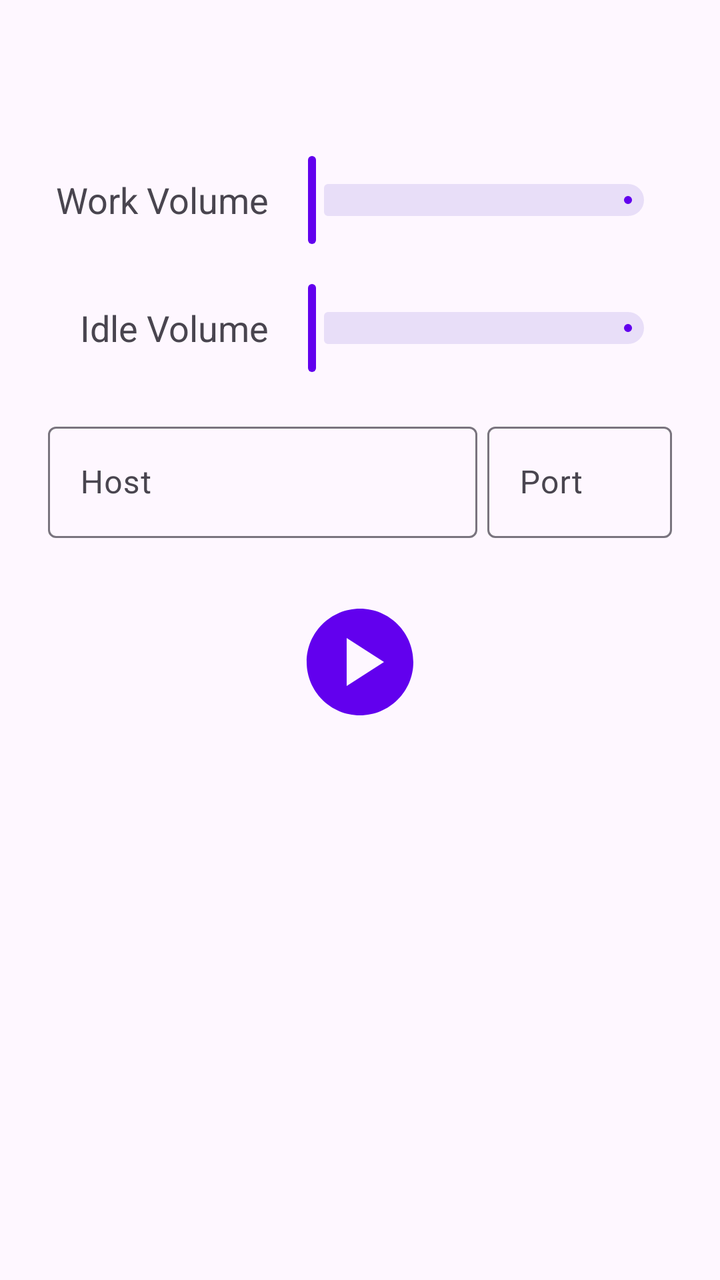
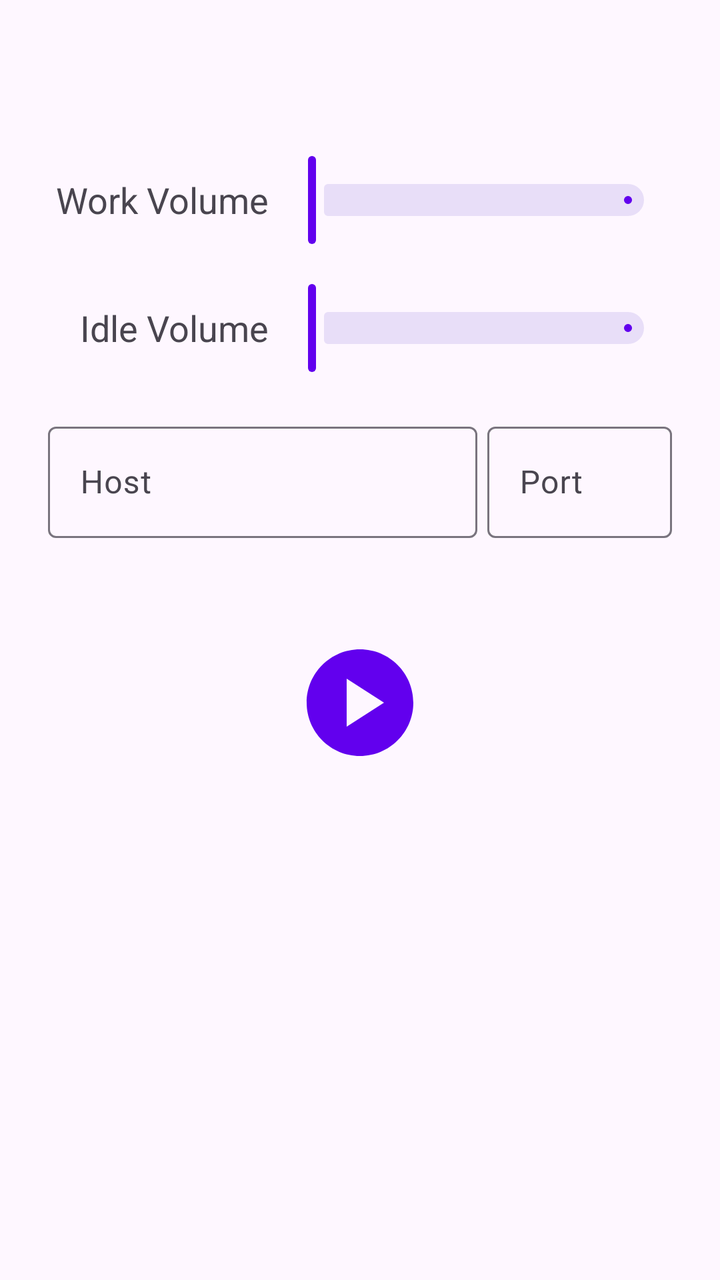

An Android layout rendered at two revisions. The XML below is the earlier revision; the diff shows what the commit changed to produce the second picture.
<!-- AndroidManifest.xml: application theme Theme.AudioShareApp -->
<!-- res/layout/fragment_home.xml -->
<?xml version="1.0" encoding="utf-8"?>
<androidx.constraintlayout.widget.ConstraintLayout xmlns:android="http://schemas.android.com/apk/res/android"
    xmlns:app="http://schemas.android.com/apk/res-auto"
    xmlns:tools="http://schemas.android.com/tools"
    android:layout_width="match_parent"
    android:layout_height="match_parent"
    tools:context=".ui.HomeFragment">

    <LinearLayout
        android:layout_width="match_parent"
        android:layout_height="match_parent"
        android:layout_marginStart="24dp"
        android:layout_marginEnd="24dp"
        android:orientation="vertical"
        android:paddingTop="60dp"
        android:paddingBottom="30dp"
        app:layout_constraintBottom_toBottomOf="parent"
        app:layout_constraintEnd_toEndOf="parent"
        app:layout_constraintStart_toStartOf="parent"
        app:layout_constraintTop_toTopOf="parent">

        <LinearLayout
            android:layout_width="match_parent"
            android:layout_height="wrap_content"
            android:layout_marginTop="16dp"
            android:orientation="horizontal">

            <TextView
                android:layout_width="wrap_content"
                android:layout_height="wrap_content"
                android:gravity="center_vertical|end"
                android:minWidth="110dp"
                android:minHeight="48dp"
                android:singleLine="true"
                android:text="@string/work_volume"
                android:textSize="18sp" />

            <com.google.android.material.slider.Slider
                android:id="@+id/slider_work_volume"
                android:stepSize="1.0"
                app:tickVisible="false"
                android:layout_width="0dp"
                android:layout_height="wrap_content"
                android:layout_gravity="center_vertical"
                android:layout_weight="7"
                tools:ignore="SpeakableTextPresentCheck" />
        </LinearLayout>

        <LinearLayout
            android:layout_width="match_parent"
            android:layout_height="wrap_content"
            android:layout_marginTop="16dp"
            android:orientation="horizontal">

            <TextView
                android:layout_width="wrap_content"
                android:layout_height="wrap_content"
                android:gravity="center_vertical|end"
                android:minWidth="110dp"
                android:minHeight="48dp"
                android:singleLine="true"
                android:text="@string/idle_volume"
                android:textSize="18sp" />

            <com.google.android.material.slider.Slider
                android:id="@+id/slider_idle_volume"
                android:stepSize="1.0"
                app:tickVisible="false"
                android:layout_width="0dp"
                android:layout_height="wrap_content"
                android:layout_gravity="center_vertical"
                android:layout_weight="7"
                tools:ignore="SpeakableTextPresentCheck" />
        </LinearLayout>

        <LinearLayout
            android:layout_width="match_parent"
            android:layout_height="wrap_content"
            android:layout_marginTop="20dp"
            android:orientation="horizontal">

            <com.google.android.material.textfield.TextInputLayout
                android:hint="Host"
                android:layout_width="0dp"
                android:layout_height="wrap_content"
                android:layout_weight="7">

                <com.google.android.material.textfield.TextInputEditText
                    android:id="@+id/text_field_host"
                    android:layout_width="match_parent"
                    android:layout_height="wrap_content" />

            </com.google.android.material.textfield.TextInputLayout>

            <com.google.android.material.textfield.TextInputLayout
                android:hint="Port"
                android:layout_width="0dp"
                android:layout_height="wrap_content"
                android:layout_weight="3"
                android:layout_marginStart="5dp">

                <com.google.android.material.textfield.TextInputEditText
                    android:id="@+id/text_field_port"
                    android:layout_width="match_parent"
                    android:layout_height="wrap_content" />

            </com.google.android.material.textfield.TextInputLayout>

        </LinearLayout>

        <LinearLayout
            android:layout_width="match_parent"
            android:layout_height="wrap_content"
            android:layout_marginTop="16dp"
            android:gravity="center_horizontal"
            android:orientation="horizontal">

            <com.google.android.material.button.MaterialButton
                android:id="@+id/button_start"
                style="@style/Widget.Material3.Button.IconButton"
                app:icon="@drawable/baseline_play_circle"
                app:iconSize="64dp"
                android:layout_width="wrap_content"
                android:layout_height="wrap_content"
                tools:ignore="SpeakableTextPresentCheck" />

        </LinearLayout>

        <LinearLayout
            android:layout_width="match_parent"
            android:layout_height="match_parent"
            android:layout_marginTop="16dp"
            android:orientation="horizontal">

            <TextView
                android:id="@+id/textViewInfo"
                android:layout_width="wrap_content"
                android:layout_height="wrap_content"
                android:scrollbars="vertical"
                android:textSize="16sp" />
        </LinearLayout>

    </LinearLayout>

</androidx.constraintlayout.widget.ConstraintLayout>
<!-- resources referenced by this layout -->
<resources>
  <!-- drawable baseline_play_circle (drawable) -->
  <vector android:height="24dp" android:tint="#000000"
      android:viewportHeight="24" android:viewportWidth="24"
      android:width="24dp" xmlns:android="http://schemas.android.com/apk/res/android">
      <path android:fillColor="@android:color/white" android:pathData="M12,2C6.48,2 2,6.48 2,12s4.48,10 10,10s10,-4.48 10,-10S17.52,2 12,2zM9.5,16.5v-9l7,4.5L9.5,16.5z"/>
  </vector>
  <string name="idle_volume">Idle Volume</string>
  <string name="work_volume">Work Volume</string>
  <style name="Theme.AudioShareApp" parent="Theme.Material3.DayNight">
          
          <item name="colorPrimary">@color/purple_500</item>
          <item name="colorPrimaryVariant">@color/purple_700</item>
          <item name="colorOnPrimary">@color/white</item>
          
          <item name="colorSecondary">@color/teal_200</item>
          <item name="colorSecondaryVariant">@color/teal_700</item>
          <item name="colorOnSecondary">@color/black</item>
          
          <item name="android:statusBarColor">?attr/colorPrimaryVariant</item>
          
      </style>
  <color name="purple_500">#FF6200EE</color>
  <color name="purple_700">#FF3700B3</color>
  <color name="white">#FFFFFFFF</color>
  <color name="teal_200">#FF03DAC5</color>
  <color name="teal_700">#FF018786</color>
  <color name="black">#FF000000</color>
</resources>

<!-- the commit's change to res/layout/fragment_home.xml (unified diff, before → after) -->
@@ -80,7 +80,9 @@
             android:orientation="horizontal">
 
             <com.google.android.material.textfield.TextInputLayout
+                android:id="@+id/text_field_host_layout"
                 android:hint="Host"
+                app:errorEnabled="true"
                 android:layout_width="0dp"
                 android:layout_height="wrap_content"
                 android:layout_weight="7">
@@ -93,7 +95,9 @@
             </com.google.android.material.textfield.TextInputLayout>
 
             <com.google.android.material.textfield.TextInputLayout
+                android:id="@+id/text_field_port_layout"
                 android:hint="Port"
+                app:errorEnabled="true"
                 android:layout_width="0dp"
                 android:layout_height="wrap_content"
                 android:layout_weight="3"
